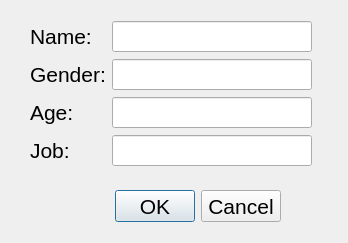
Old version of the form UI/SubjectInfo.ui in the repository USTC-IMCL/subject-LFIQA-software.
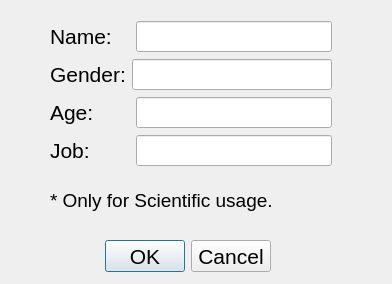
New version of the form.

```diff
--- a/UI/SubjectInfo.ui
+++ b/UI/SubjectInfo.ui
@@ -6,8 +6,8 @@
    <rect>
     <x>0</x>
     <y>0</y>
-    <width>348</width>
-    <height>243</height>
+    <width>392</width>
+    <height>284</height>
    </rect>
   </property>
   <property name="font">
@@ -21,8 +21,8 @@
   <widget class="QDialogButtonBox" name="btns">
    <property name="geometry">
     <rect>
-     <x>0</x>
-     <y>190</y>
+     <x>-10</x>
+     <y>240</y>
      <width>281</width>
      <height>32</height>
     </rect>
@@ -37,7 +37,7 @@
   <widget class="QWidget" name="verticalLayoutWidget">
    <property name="geometry">
     <rect>
-     <x>30</x>
+     <x>50</x>
      <y>20</y>
      <width>282</width>
      <height>148</height>
@@ -50,7 +50,7 @@
        <widget class="QLabel" name="label_name">
         <property name="minimumSize">
          <size>
-          <width>76</width>
+          <width>80</width>
           <height>0</height>
          </size>
         </property>
@@ -106,7 +106,7 @@
        <widget class="QLabel" name="label_age">
         <property name="minimumSize">
          <size>
-          <width>76</width>
+          <width>80</width>
           <height>0</height>
          </size>
         </property>
@@ -137,7 +137,7 @@
        <widget class="QLabel" name="label_job">
         <property name="minimumSize">
          <size>
-          <width>76</width>
+          <width>80</width>
           <height>0</height>
          </size>
         </property>
@@ -164,6 +164,24 @@
     </item>
    </layout>
   </widget>
+  <widget class="QLabel" name="label">
+   <property name="geometry">
+    <rect>
+     <x>50</x>
+     <y>180</y>
+     <width>271</width>
+     <height>41</height>
+    </rect>
+   </property>
+   <property name="font">
+    <font>
+     <pointsize>14</pointsize>
+    </font>
+   </property>
+   <property name="text">
+    <string>* Only for Scientific usage.</string>
+   </property>
+  </widget>
  </widget>
  <resources/>
  <connections>
```
